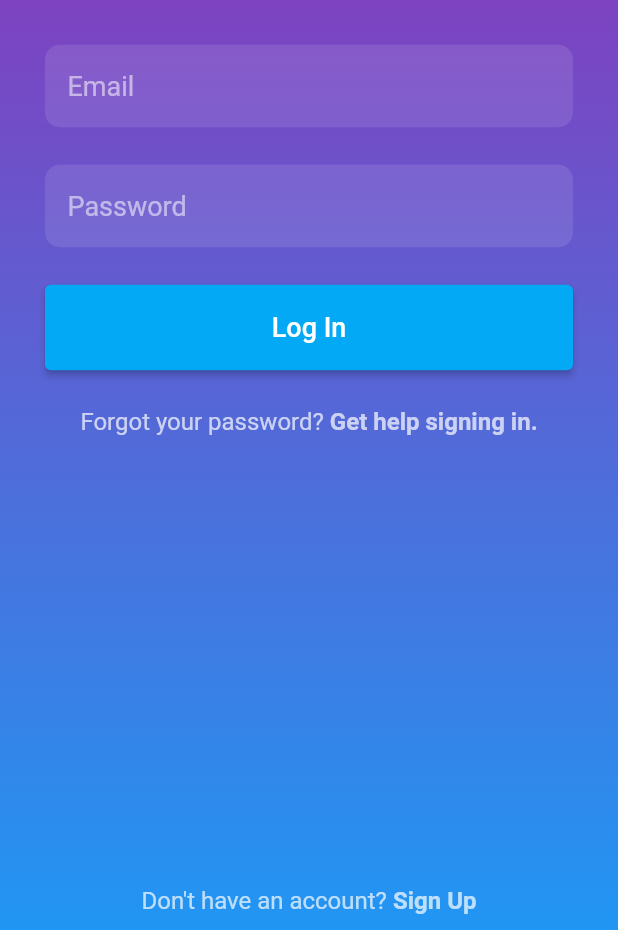
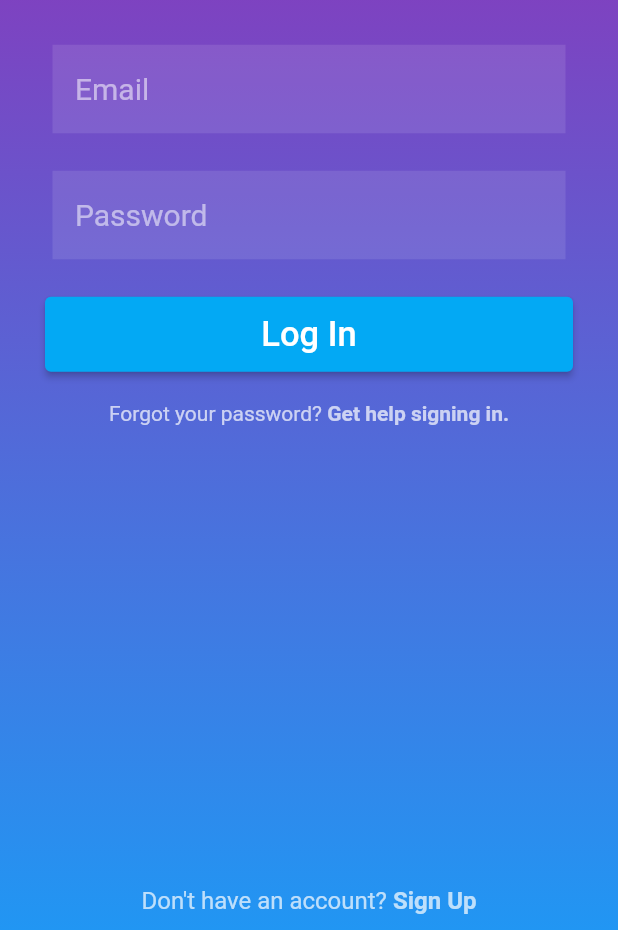
Before and after one commit to namapple/instagram_clone, a Flutter app: the screen it shows after launch, on a phone screen of 412 x 824 dp, the part 306-1236 px from its top. Run offline on Flutter 3.47's test engine with Material 2 defaults, Android fonts, the light colour scheme and no system bars; our stand-ins replace image_picker.

Commit message:
update main file

```diff
--- a/instagram_login_screen/lib/main.dart
+++ b/instagram_login_screen/lib/main.dart
@@ -1,6 +1,5 @@
 import 'package:flutter/material.dart';
-import 'screens/Signup/signup_screen.dart';
-import 'screens/login/login_screen.dart';
+import 'package:instagram_login_screen/screens/login/new_login.dart';
 
 // - Background gradient -> reuse code
 // - TextField -> reuse code
@@ -9,4 +8,20 @@ import 'screens/login/login_screen.dart';
 // - Button -> reuse code
 // - Row
 // - Button Text -> navigation between Login & SignUp
-void main() => runApp(const LoginScreen());
+void main() => runApp(const MyApp());
+
+class MyApp extends StatelessWidget {
+  const MyApp({Key? key}) : super(key: key);
+
+  @override
+  Widget build(BuildContext context) {
+    return MaterialApp(
+      debugShowCheckedModeBanner: false,
+      title: 'Instagram',
+      theme: ThemeData(
+        primarySwatch: Colors.blue,
+      ),
+      home: const NewLoginScreen(),
+    );
+  }
+}
```
